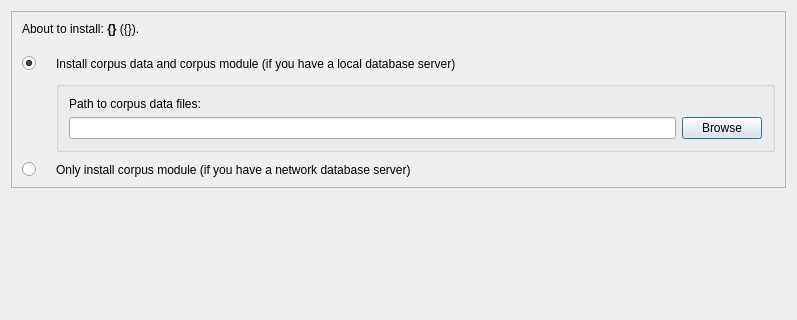
This is coquery/gui/corpusInstaller.ui in gkunter/coquery as Qt 5 draws it before an edit; both pictures show x 0 to 797 and y 0 to 320 of the 797 by 591 pixel window. The edited form follows.
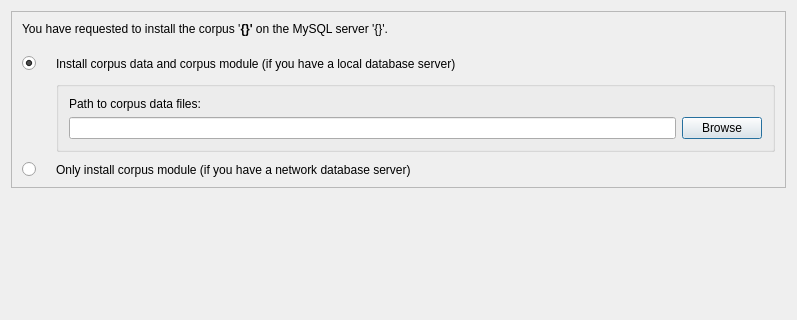
This is the edited form. Icons and pictures are not drawn.

Commit message: State MySQL configuration name in installer dialog

Diff of the .ui file:
```diff
--- a/coquery/gui/corpusInstaller.ui
+++ b/coquery/gui/corpusInstaller.ui
@@ -47,7 +47,7 @@
       <item>
        <widget class="QLabel" name="corpus_description">
         <property name="text">
-         <string>&lt;html&gt;&lt;head/&gt;&lt;body&gt;&lt;p&gt;About to install: &lt;span style=&quot; font-weight:600;&quot;&gt;{}&lt;/span&gt; ({}).&lt;/p&gt;&lt;/body&gt;&lt;/html&gt;</string>
+         <string>&lt;html&gt;&lt;head/&gt;&lt;body&gt;&lt;p&gt;You have requested to install the corpus '&lt;span style=&quot; font-weight:600;&quot;&gt;{}'&lt;/span&gt; on the MySQL server '{}'.&lt;/p&gt;&lt;/body&gt;&lt;/html&gt;</string>
         </property>
         <property name="wordWrap">
          <bool>true</bool>
```
The commit also changes 2 other files.
